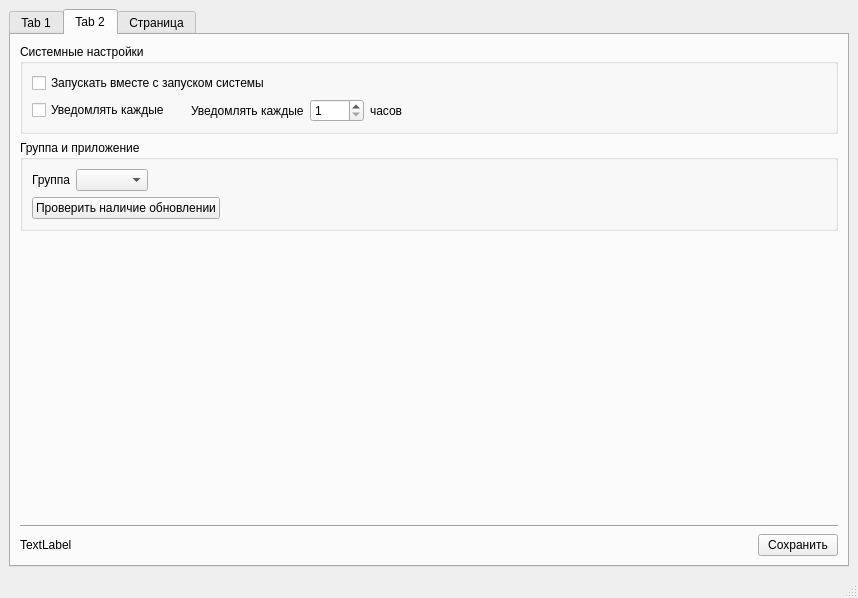
The window that Actualochka/ui/mainwindow.ui (OmarSyba/MPEI-Actualochka) describes before a commit, drawn with Qt 5.
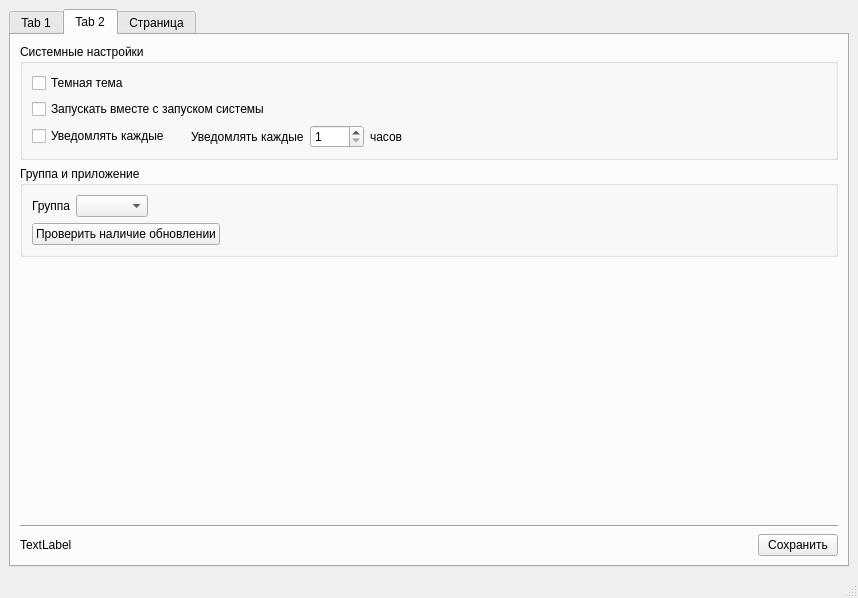
The same window after the commit. The open tabs and pages were chosen to show the change.

Commit message: dark theme by check box

What changed in the file:
```diff
--- a/Actualochka/ui/mainwindow.ui
+++ b/Actualochka/ui/mainwindow.ui
@@ -229,6 +229,13 @@
           <layout class="QGridLayout" name="gridLayout_2">
            <item row="0" column="0">
             <layout class="QVBoxLayout" name="verticalLayout">
+             <item>
+              <widget class="QCheckBox" name="checkBoxDarkTheme">
+               <property name="text">
+                <string>Темная тема</string>
+               </property>
+              </widget>
+             </item>
              <item>
               <widget class="QCheckBox" name="checkBoxAutoRun">
                <property name="text">
```
Left out of the diff: 204 changed lines with no effect on the pictures. The commit also changes 224 other files.
